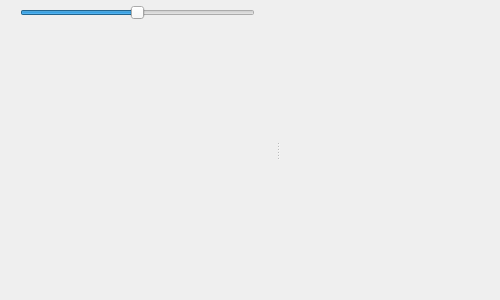
Cortigile/Sniffy, file sniffy/modules/scope/scopewindow.ui: the form before one commit.
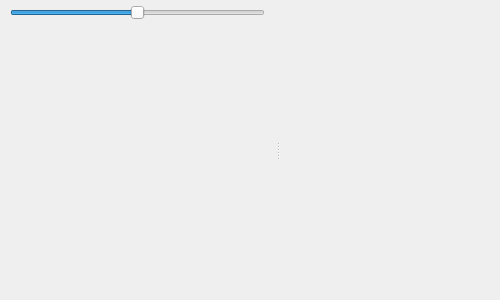
The form after the commit.

```diff
--- a/sniffy/modules/scope/scopewindow.ui
+++ b/sniffy/modules/scope/scopewindow.ui
@@ -101,18 +101,18 @@
          <property name="styleSheet">
           <string notr="true"/>
          </property>
-         <layout class="QVBoxLayout" name="verticalLayout_4">
+         <layout class="QHBoxLayout" name="horizontalLayout_top">
           <property name="spacing">
            <number>0</number>
           </property>
           <property name="leftMargin">
-           <number>20</number>
+           <number>10</number>
           </property>
           <property name="topMargin">
            <number>5</number>
           </property>
           <property name="rightMargin">
-           <number>20</number>
+           <number>10</number>
           </property>
           <property name="bottomMargin">
            <number>0</number>
```
